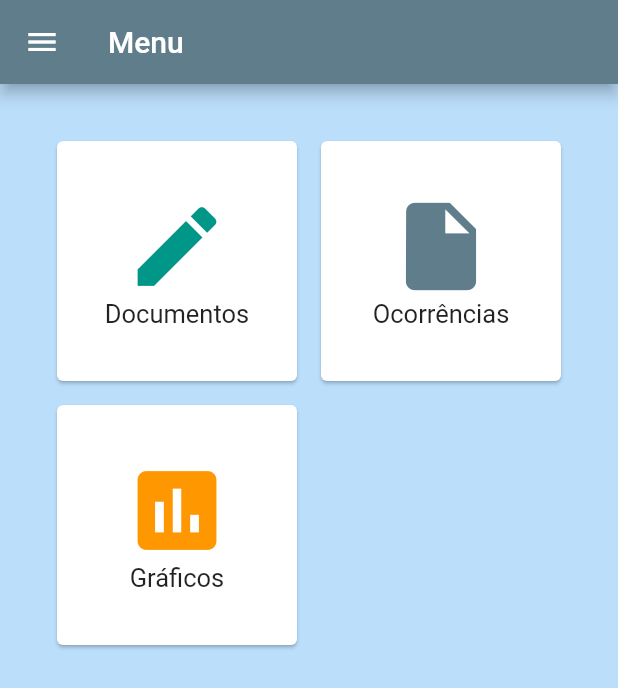
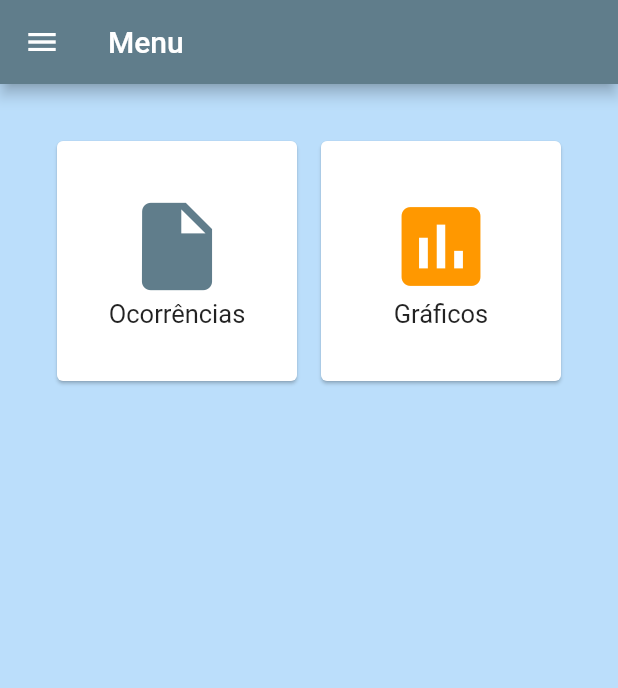
Before and after one commit to Carlos1515Santana/Here, a Flutter app: the DashboardPage screen opened directly, on a phone screen of 412 x 824 dp. Shown: the top 688 px of the screen. Run offline on Flutter 3.47's test engine with Material 2 defaults, Android fonts, the phone set to English and light mode, and no system bars; our stand-ins replace brasil_fields, charts_flutter, font_awesome_flutter, geolocator, google_maps_flutter, image_picker and 1 more; missing offline and left inert: flutter_sparkline, search_map_place; generated files the repository leaves out were written again.

```diff
--- a/lib/pages/dashboard_page.dart
+++ b/lib/pages/dashboard_page.dart
@@ -82,7 +82,7 @@ drawer: Drawer(
         child: GridView.count(
           crossAxisCount: 2,
           children: <Widget>[
-            MyMenu(title: 'Documentos', icon: Icons.create, warna: Colors.teal,),
+            //MyMenu(title: 'Documentos', icon: Icons.create, warna: Colors.teal,),
             MyMenu(title: 'Ocorrências', icon: Icons.insert_drive_file, warna: Colors.blueGrey,),
             //MyMenu(title: 'Informação', icon: Icons.info_outline, warna: Colors.green,),
             //MyMenu(title: 'Educação', icon: Icons.school, warna: Colors.orange,),
```
Also changed, not shown: lib/pages/ListOcorrencia_page.dart (+6 -2 lines).
